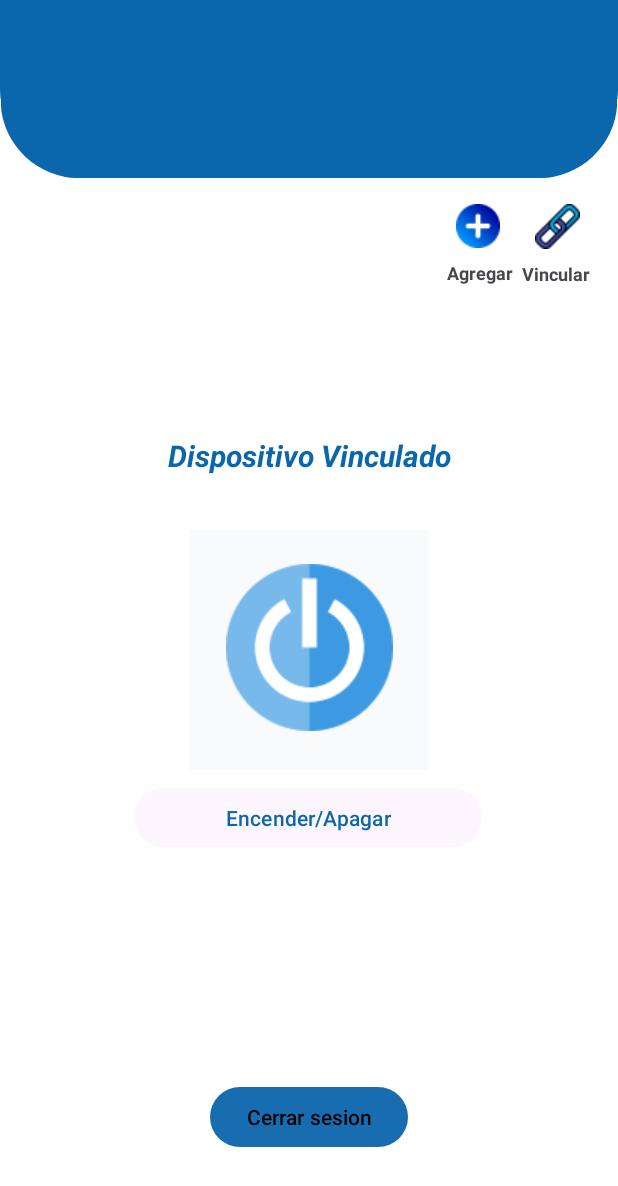
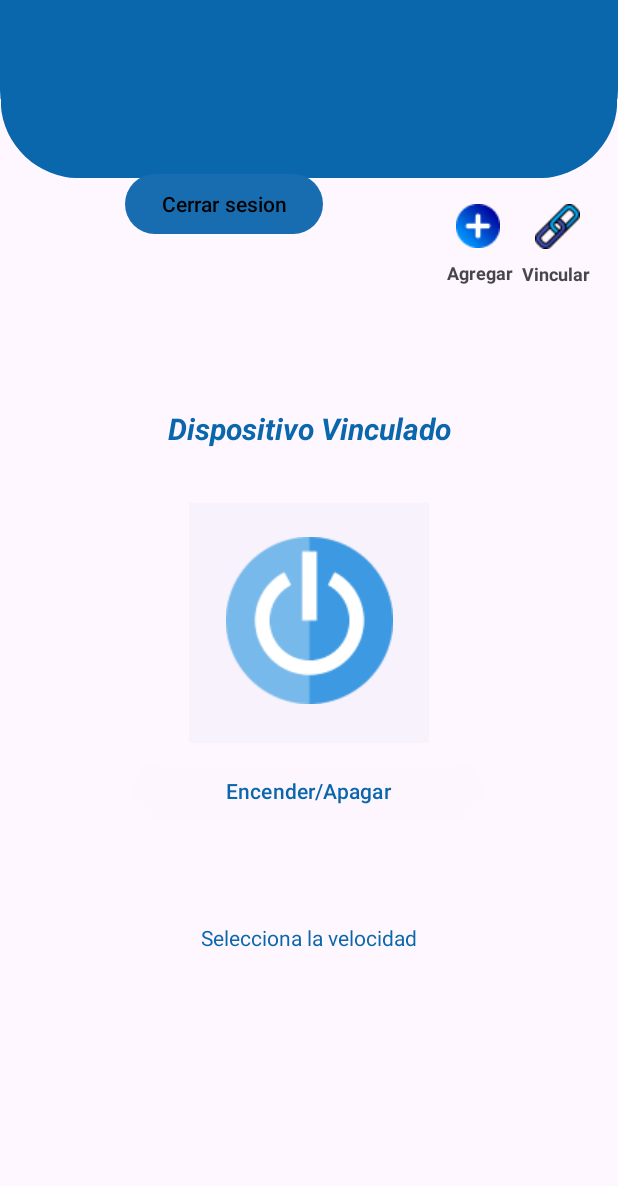
Before and after one commit to PedroJR45/Fanlink, an Android app: the Manejar_dispositivo screen opened directly, with no data from a screen before it, on a phone screen of 412 x 824 dp. Shown: the top 1186 px of the screen. Run offline under Robolectric (Android 15) with nearby library versions, the phone set to English and light mode, and no system bars.

```diff
--- a/app/src/main/res/layout/activity_manejar_dispositivo.xml
+++ b/app/src/main/res/layout/activity_manejar_dispositivo.xml
@@ -5,7 +5,6 @@
     android:id="@+id/main"
     android:layout_width="match_parent"
     android:layout_height="match_parent"
-    android:background="#FFFFFF"
     tools:context=".Manejar_dispositivo">
 
     <View
@@ -28,7 +27,7 @@
         android:id="@+id/textView4"
         android:layout_width="239dp"
         android:layout_height="55dp"
-        android:layout_marginTop="290dp"
+        android:layout_marginTop="272dp"
         android:text="Dispositivo Vinculado"
         android:textAlignment="center"
         android:textColor="#0B67AC"
@@ -50,6 +49,22 @@
         app:layout_constraintHorizontal_bias="0.497"
         app:layout_constraintStart_toStartOf="parent"
         app:layout_constraintTop_toBottomOf="@+id/view" />
+
+    <TextView
+        android:id="@+id/textView5"
+        android:layout_width="224dp"
+        android:layout_height="32dp"
+        android:layout_marginTop="25dp"
+        android:layout_marginBottom="144dp"
+        android:text="Selecciona la velocidad"
+        android:textAlignment="center"
+        android:textColor="#0B67AB"
+        app:layout_constraintBottom_toBottomOf="parent"
+        app:layout_constraintEnd_toEndOf="parent"
+        app:layout_constraintHorizontal_bias="0.497"
+        app:layout_constraintStart_toStartOf="parent"
+        app:layout_constraintTop_toBottomOf="@+id/button"
+        app:layout_constraintVertical_bias="0.545" />
 
     <View
         android:id="@+id/view"
@@ -128,12 +143,11 @@
         android:id="@+id/buttonLogout"
         android:layout_width="wrap_content"
         android:layout_height="wrap_content"
-        android:layout_marginTop="96dp"
         android:text="Cerrar sesion"
-        app:layout_constraintBottom_toBottomOf="parent"
-        app:layout_constraintEnd_toEndOf="parent"
+        app:layout_constraintBottom_toTopOf="@+id/textView4"
+        app:layout_constraintEnd_toStartOf="@+id/textView6"
         app:layout_constraintStart_toStartOf="parent"
-        app:layout_constraintTop_toBottomOf="@+id/button" />
+        app:layout_constraintTop_toTopOf="parent" />
 
 
 </androidx.constraintlayout.widget.ConstraintLayout>
```
